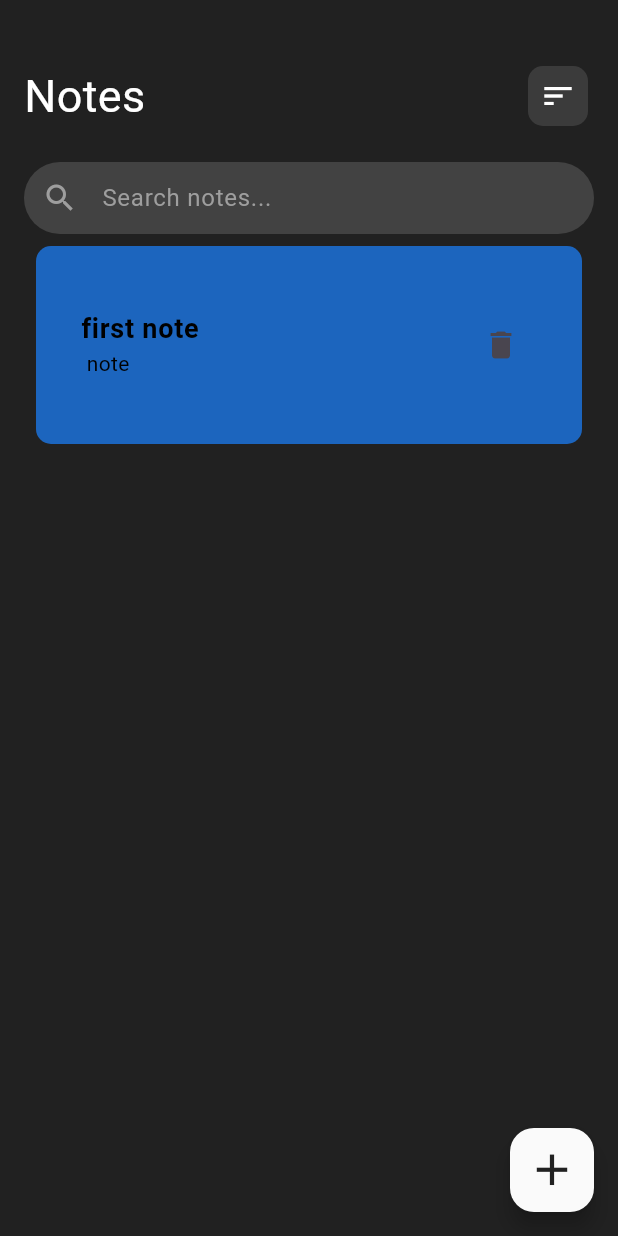
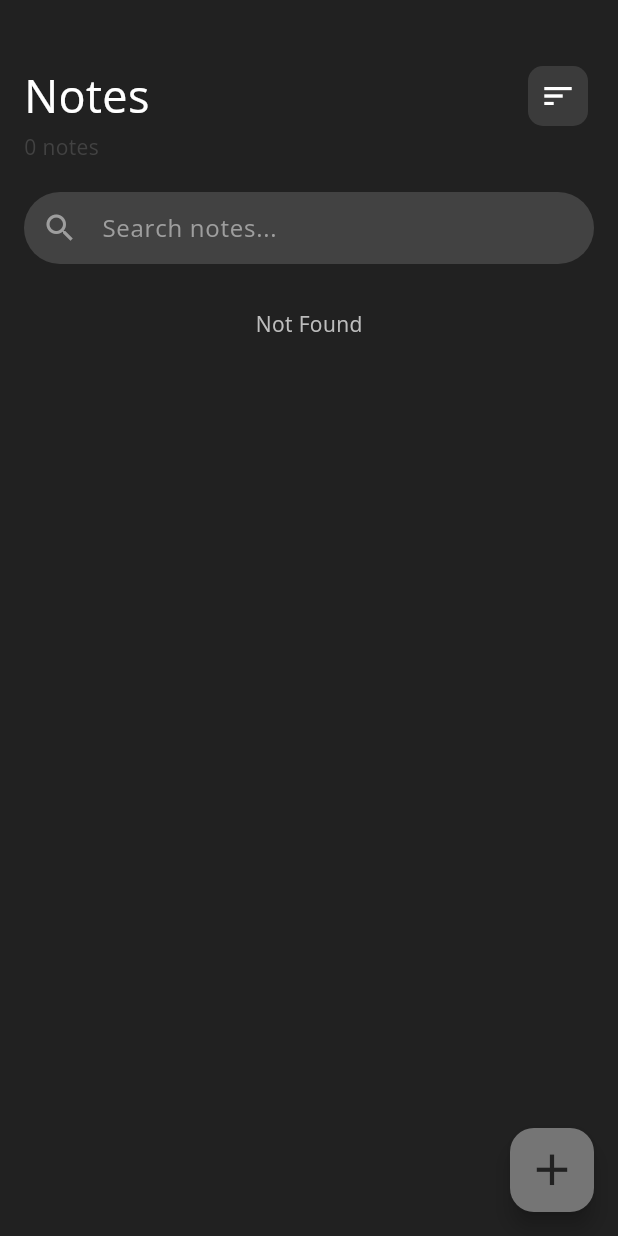
Before and after one commit to NourCodes/note_app, a Flutter app: the screen it shows after launch, on a phone screen of 412 x 824 dp. Run offline on Flutter 3.47's test engine with Material 3 defaults, Android fonts, the phone set to English and light mode, and no system bars; our stand-ins replace hive, hive_flutter; accounts and stored records are empty.

Commit message:
Implemented Hive database for efficient data storage and integrated search functionality for an enhanced user experience.

```diff
--- a/lib/components/customizedtitlebar.dart
+++ b/lib/components/customizedtitlebar.dart
@@ -1,8 +1,8 @@
 import 'package:flutter/material.dart';
 
+
 class CustomizedTitleBar extends StatelessWidget {
-  const CustomizedTitleBar({Key? key}) : super(key: key);
-
+   const CustomizedTitleBar({Key? key}) : super(key: key);
   @override
   Widget build(BuildContext context) {
     return Row(
--- a/lib/components/searchfield.dart
+++ b/lib/components/searchfield.dart
@@ -1,7 +1,9 @@
 import 'package:flutter/material.dart';
 
 class Search extends StatefulWidget {
-  const Search({Key? key}) : super(key: key);
+  Function (String text) onSearch;
+  TextEditingController searchController;
+   Search({Key? key, required this.searchController, required this.onSearch}) : super(key: key);
 
   @override
   State<Search> createState() => _SearchState();
@@ -11,6 +13,8 @@ class _SearchState extends State<Search> {
   @override
   Widget build(BuildContext context) {
     return TextField(
+      controller: widget.searchController,
+      onChanged:  widget.onSearch,
       style: const TextStyle(
         color: Colors.white,
         fontSize: 16,
--- /dev/null
+++ b/lib/data/hive_db.dart
@@ -0,0 +1,46 @@
+import 'package:hive/hive.dart';
+
+import '../models/note.dart';
+
+class HiveDB {
+  //reference hive box
+  var box = Hive.box("note");
+
+
+  //load note
+  List<Note> loadNote() {
+    //list that will be returned
+    List<Note> savedNote = [];
+    //if there is notes return it else return empty list
+    if (box.get("ALL_NOTES") != null) {
+      List allNotes = box.get("ALL_NOTES");
+
+      for (int i = 0; i < allNotes.length; i++) {
+        //create note object
+        Note newNote = Note(
+          Title: allNotes[i][0],
+          text: allNotes[i][1],
+        );
+        //add note object to list that will be returned
+        savedNote.add(newNote);
+      }
+    }
+    return savedNote;
+
+  }
+
+
+  //save note
+  void saveNote(List<Note> notes) {
+    //[  ...., [first note, note], ....  ]
+    List<List<dynamic>> allNotes = [];
+
+    for (var note in notes) {
+      String title = note.Title;
+      String text = note.text;
+      allNotes.add([title, text]);
+    }
+    //store list in the ALL_NOTES key
+    box.put("ALL_NOTES", allNotes);
+  }
+}
--- a/lib/main.dart
+++ b/lib/main.dart
@@ -1,9 +1,16 @@
 import 'package:flutter/material.dart';
+import 'package:hive/hive.dart';
+import 'package:hive_flutter/adapters.dart';
 import 'package:note_app/models/note_data.dart';
 import 'package:note_app/pages/home_page.dart';
 import 'package:provider/provider.dart';
 
-void main() {
+void main() async {
+  WidgetsFlutterBinding.ensureInitialized();
+  //initialize hive
+  await Hive.initFlutter();
+  //open hive box
+  await Hive.openBox("note");
   runApp(const MyApp());
 }
 
@@ -14,7 +21,10 @@ class MyApp extends StatelessWidget {
   Widget build(BuildContext context) {
     return  ChangeNotifierProvider(
       create: (context) => NoteData(),
-      builder: (context, child) => const MaterialApp(
+      builder: (context, child) =>  MaterialApp(
+        theme: ThemeData(
+          fontFamily: "OpenSans",
+        ),
         debugShowCheckedModeBanner: false,
           home: HomePage(),
 
--- a/lib/models/note_data.dart
+++ b/lib/models/note_data.dart
@@ -1,16 +1,24 @@
 import 'package:flutter/cupertino.dart';
+import 'package:note_app/data/hive_Db.dart';
 
 import 'note.dart';
 
 class NoteData extends ChangeNotifier {
+  //hive database
+  final db = HiveDB();
+
   //list of notes
   List<Note> notes = [
-    Note(text: " note", Title: "first note"),
   ];
+  void initializeNotes(){
+    notes =db.loadNote();
+  }
+
 
   //add a new note
   void addNote(Note note) {
     notes.add(note);
+    db.saveNote(notes);
     notifyListeners();
   }
 
@@ -28,6 +36,7 @@ class NoteData extends ChangeNotifier {
         notes[i].Title = title;
         notes[i].text = text;
       }
+      db.saveNote(notes);
     }
     notifyListeners();
   }
@@ -35,6 +44,8 @@ class NoteData extends ChangeNotifier {
 //delete note
   void deleteNote(Note note) {
     notes.remove(note);
+    db.saveNote(notes);
+
     notifyListeners();
   }
 }
--- a/lib/pages/home_page.dart
+++ b/lib/pages/home_page.dart
@@ -1,5 +1,6 @@
 import 'package:flutter/material.dart';
 import 'package:note_app/components/searchfield.dart';
+import 'package:note_app/data/hive_Db.dart';
 import 'package:provider/provider.dart';
 import '../components/customizedtitlebar.dart';
 import '../components/note_card.dart';
@@ -15,6 +16,19 @@ class HomePage extends StatefulWidget {
 }
 
 class _HomePageState extends State<HomePage> {
+  final _searchController = TextEditingController();
+  List<Note> filteredNote = [];
+
+  @override
+  void initState() {
+    Provider.of<NoteData>(context, listen: false).initializeNotes();
+    filteredNote = Provider.of<NoteData>(context, listen: false).getAllNotes();
+    super.initState();
+  }
+
+  //hive db
+  final db = HiveDB();
+
   void createNewNote() {
     //create a new note
     Note newNote = Note(text: '', Title: '');
@@ -38,6 +52,24 @@ class _HomePageState extends State<HomePage> {
     Provider.of<NoteData>(context, listen: false).deleteNote(note);
   }
 
+  void filter(String text) {
+    List<Note> result = [];
+    if (text.isEmpty) {
+      //if empty the list is set to all the notes
+
+      result = Provider.of<NoteData>(context, listen: false).getAllNotes();
+    } else {
+      result = (Provider.of<NoteData>(context, listen: false)
+          .getAllNotes()
+          .where((element) =>
+              element.text.toLowerCase().contains(text) ||
+              element.Title.toLowerCase().contains(text))).toList();
+    }
+    setState(() {
+      filteredNote = result;
+    });
+  }
+
   @override
   Widget build(BuildContext context) {
     return Consumer<NoteData>(
@@ -46,23 +78,39 @@ class _HomePageState extends State<HomePage> {
         body: Padding(
           padding: const EdgeInsets.fromLTRB(16, 40, 16, 0),
           child: Column(
+            crossAxisAlignment: CrossAxisAlignment.start,
             children: [
               const CustomizedTitleBar(),
+              Text("${value.getAllNotes().length} notes",
+                  style: TextStyle(
+                    color: Colors.grey.shade800,
+                  )),
               const SizedBox(
                 height: 20,
               ),
-              const Search(),
-              Expanded(
+              Search(
+                  onSearch: (text) => filter(_searchController.text),
+                  searchController: _searchController),
+              filteredNote.length == 0
+                  ? Padding(
+                      padding: const EdgeInsets.only(top: 30),
+                      child: Center(
+                          child: Text(
+                        "Not Found",
+                        style: TextStyle(color: Colors.grey.shade400),
+                      )),
+                    )
+                  : Expanded(
                       child: ListView.builder(
-                  itemCount: value.getAllNotes().length,
+                        itemCount: filteredNote.length,
                         itemBuilder: (context, index) => Padding(
                           padding: const EdgeInsets.all(8.0),
                           child: GestureDetector(
-                      onTap: () => goToPage(value.getAllNotes()[index], false),
+                            onTap: () => goToPage(filteredNote[index], false),
                             child: NoteCard(
-                        text: value.getAllNotes()[index].text,
-                        onDelete: () => deleteNote(value.getAllNotes()[index]),
-                        title: value.getAllNotes()[index].Title,
+                              text: filteredNote[index].text,
+                              onDelete: () => deleteNote(filteredNote[index]),
+                              title: filteredNote[index].Title,
                             ),
                           ),
                         ),
@@ -72,7 +120,7 @@ class _HomePageState extends State<HomePage> {
           ),
         ),
         floatingActionButton: FloatingActionButton(
-          backgroundColor: Colors.grey.shade50,
+          backgroundColor: Colors.grey.shade600,
           onPressed: createNewNote,
           child: Icon(
             Icons.add,
```
Also changed, not shown: fonts/OFL.txt (added, +93 -0 lines), lib/pages/editing_page.dart (+21 -12 lines), pubspec.yaml (+4 -5 lines), fonts/OpenSans-Regular.ttf (added), fonts/README.txt (added), 1 other file. Lines whose indentation alone changed are shown as unchanged.
